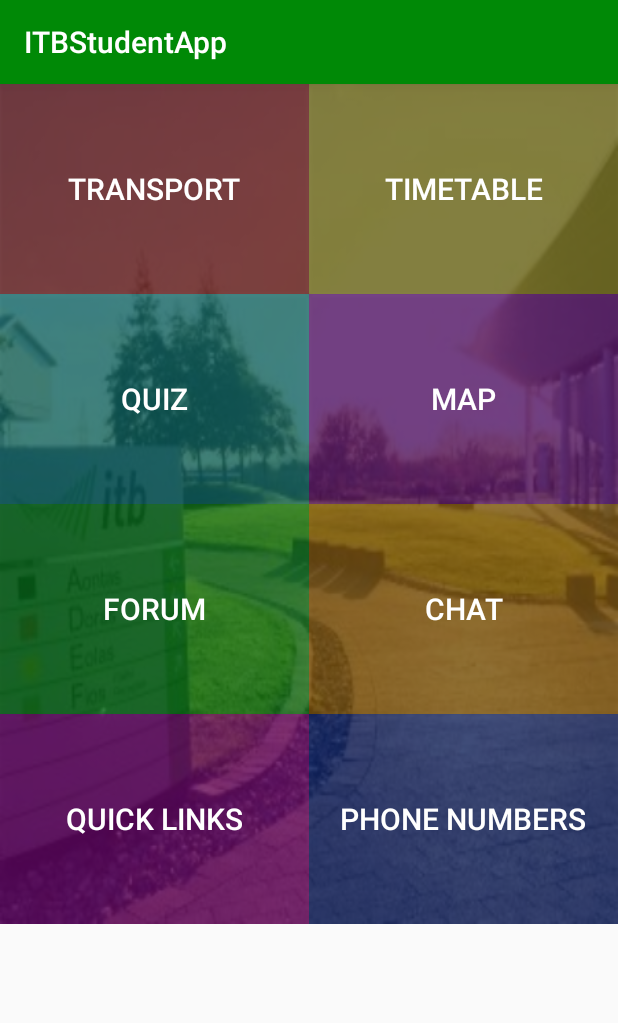
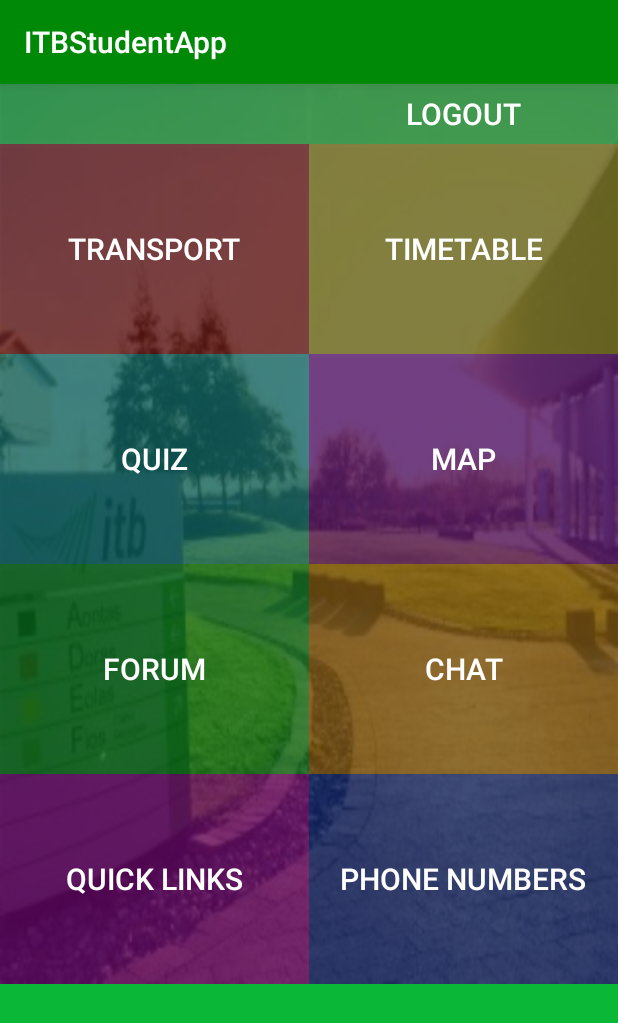
Before and after one commit to AndrewSherlock/Student-Andriod-Application, an Android app: the screen it shows after launch once a user with an empty profile is signed in (MainActivity), on a phone screen of 412 x 824 dp. Shown: the top 1023 px of the screen. Run offline under Robolectric (Android 15) with nearby library versions, the phone set to English and light mode, and no system bars; our stand-ins replace Firebase (no records; nobody signed in at launch, a user with empty details on screens opened directly).

Commit message:
Log out is working now

```diff
--- a/app/src/main/java/com/itbstudentapp/MainActivity.java
+++ b/app/src/main/java/com/itbstudentapp/MainActivity.java
@@ -6,9 +6,12 @@ import android.os.Bundle;
 import android.view.View;
 import android.widget.Button;
 
+import com.google.firebase.auth.FirebaseAuth;
+
 public class MainActivity extends AppCompatActivity implements View.OnClickListener {
 
     private Button forum, transport, map, timetable, quiz, chat, links, phone;
+    private Button TEMP_LOG_OUT;
 
     @Override
     protected void onCreate(Bundle savedInstanceState) {
@@ -23,6 +26,7 @@ public class MainActivity extends AppCompatActivity implements View.OnClickListe
         chat = (Button) findViewById(R.id.chat);
         links = (Button) findViewById(R.id.links);
         phone = (Button) findViewById(R.id.phone);
+        TEMP_LOG_OUT = (Button) findViewById(R.id.logout);
 
         phone.setOnClickListener(this);
         transport.setOnClickListener(this);
@@ -33,12 +37,23 @@ public class MainActivity extends AppCompatActivity implements View.OnClickListe
         forum.setOnClickListener(this);
         timetable.setOnClickListener(this);
 
+        TEMP_LOG_OUT.setOnClickListener(this);
+
 
     }
 
 
     // this interputs the button which clicked
     public void onClick(View view) {
+
+        if(view.getId() == R.id.logout)
+        {
+            FirebaseAuth auth = FirebaseAuth.getInstance();
+            auth.signOut();
+
+            Intent intent = new Intent(this, LoginScreen.class);
+            startActivity(intent);
+        }
 
         switch (view.getId()){
             case R.id.transport:
--- a/app/src/main/res/layout/activity_main.xml
+++ b/app/src/main/res/layout/activity_main.xml
@@ -1,11 +1,18 @@
 <?xml version="1.0" encoding="utf-8"?>
+<android.support.constraint.ConstraintLayout xmlns:android="http://schemas.android.com/apk/res/android"
+    xmlns:app="http://schemas.android.com/apk/res-auto"
+    xmlns:tools="http://schemas.android.com/tools"
+    android:layout_width="match_parent"
+    android:layout_height="match_parent"
+    tools:context="com.itbstudentapp.MainActivity"
+    android:background="#0bb736">
+
     <ScrollView
         xmlns:android="http://schemas.android.com/apk/res/android"
         xmlns:tools="http://schemas.android.com/tools"
         android:layout_width="match_parent"
         android:layout_height="wrap_content"
         android:background="@drawable/itb"
-        tools:context="itbstudentapp.com.itbstudentapp.MainActivity"
         >
 
     <GridLayout
@@ -13,6 +20,27 @@
         android:layout_height="match_parent"
         android:columnCount="2"
         >
+
+        <Button
+            android:layout_width="0dp"
+            android:layout_height="40sp"
+            android:layout_columnWeight="1"
+            android:layout_gravity="fill_horizontal"
+            android:background="#b4027f19"
+            android:gravity="center"
+            android:textSize="20sp" />
+
+        <Button
+            android:id="@+id/logout"
+            android:layout_width="0dp"
+            android:layout_height="40sp"
+            android:layout_columnWeight="1"
+            android:layout_gravity="fill_horizontal"
+            android:background="#b4027f19"
+            android:gravity="center"
+            android:text="logout"
+            android:textColor="@android:color/white"
+            android:textSize="20sp" />
 
         <Button
             android:id="@+id/transport"
@@ -116,3 +144,4 @@
     </GridLayout>
 
 </ScrollView>
+</android.support.constraint.ConstraintLayout>
```
